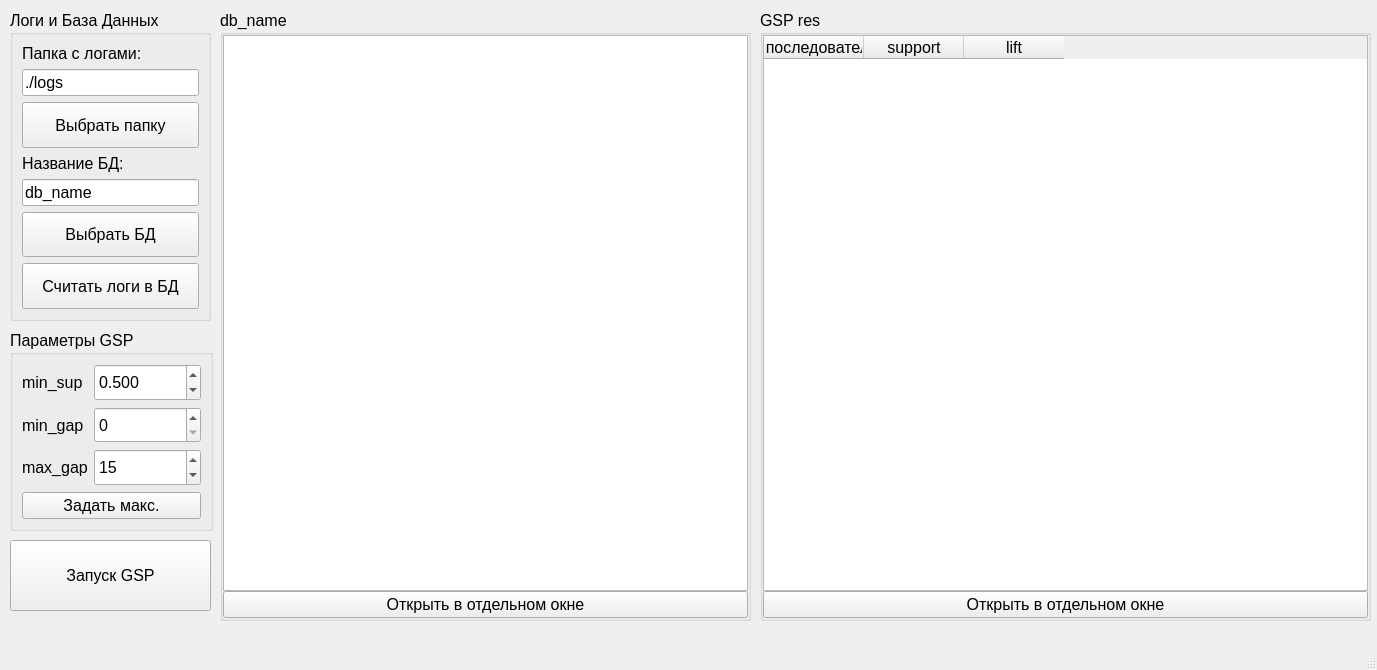
Qt form GSP_adapt/MainWindow.ui (Inlucker/GSP) before a commit.
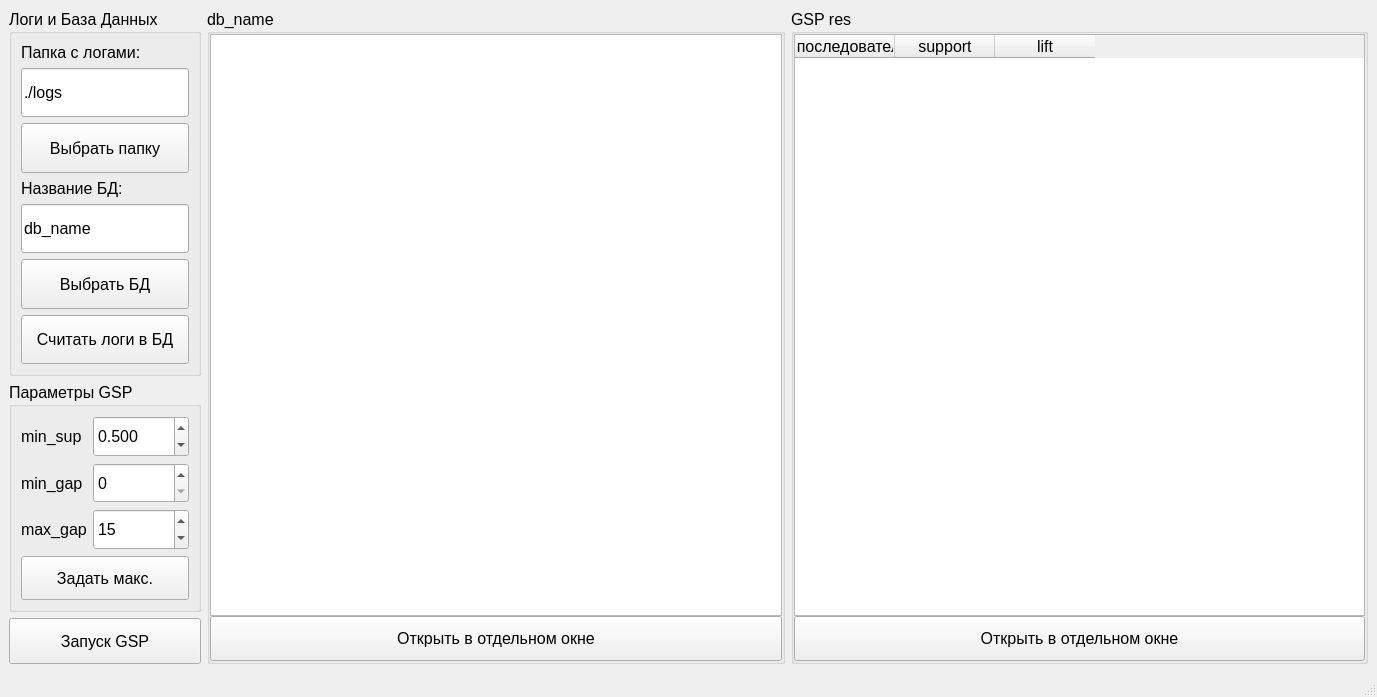
The same form after that commit.

Commit message: managed layouts fo UI

```diff
--- a/GSP_adapt/MainWindow.ui
+++ b/GSP_adapt/MainWindow.ui
@@ -7,7 +7,7 @@
     <x>0</x>
     <y>0</y>
     <width>1377</width>
-    <height>670</height>
+    <height>697</height>
    </rect>
   </property>
   <property name="font">
@@ -19,19 +19,157 @@
    <string>MainWindow</string>
   </property>
   <widget class="QWidget" name="centralwidget">
+   <layout class="QHBoxLayout" name="horizontalLayout" stretch="1,3,3">
+    <item>
+     <layout class="QVBoxLayout" name="verticalLayout_5" stretch="8,5,1">
+      <item>
+       <widget class="QGroupBox" name="groupBox_2">
+        <property name="sizePolicy">
+         <sizepolicy hsizetype="Expanding" vsizetype="Expanding">
+          <horstretch>0</horstretch>
+          <verstretch>0</verstretch>
+         </sizepolicy>
+        </property>
+        <property name="title">
+         <string>Логи и База Данных</string>
+        </property>
+        <layout class="QVBoxLayout" name="verticalLayout" stretch="0,1,1,0,1,1,1">
+         <item>
+          <widget class="QLabel" name="dir_name_label">
+           <property name="sizePolicy">
+            <sizepolicy hsizetype="Expanding" vsizetype="Minimum">
+             <horstretch>0</horstretch>
+             <verstretch>0</verstretch>
+            </sizepolicy>
+           </property>
+           <property name="text">
+            <string>Папка с логами:</string>
+           </property>
+          </widget>
+         </item>
+         <item>
+          <widget class="QLineEdit" name="dir_name_lineEdit">
+           <property name="sizePolicy">
+            <sizepolicy hsizetype="Expanding" vsizetype="Minimum">
+             <horstretch>0</horstretch>
+             <verstretch>0</verstretch>
+            </sizepolicy>
+           </property>
+           <property name="minimumSize">
+            <size>
+             <width>0</width>
+             <height>40</height>
+            </size>
+           </property>
+           <property name="text">
+            <string>./logs</string>
+           </property>
+          </widget>
+         </item>
+         <item>
+          <widget class="QPushButton" name="dir_choose_pushButton">
+           <property name="sizePolicy">
+            <sizepolicy hsizetype="Expanding" vsizetype="Expanding">
+             <horstretch>0</horstretch>
+             <verstretch>0</verstretch>
+            </sizepolicy>
+           </property>
+           <property name="minimumSize">
+            <size>
+             <width>0</width>
+             <height>40</height>
+            </size>
+           </property>
+           <property name="text">
+            <string>Выбрать папку</string>
+           </property>
+          </widget>
+         </item>
+         <item>
+          <widget class="QLabel" name="db_label">
+           <property name="sizePolicy">
+            <sizepolicy hsizetype="Expanding" vsizetype="Minimum">
+             <horstretch>0</horstretch>
+             <verstretch>0</verstretch>
+            </sizepolicy>
+           </property>
+           <property name="text">
+            <string>Название БД:</string>
+           </property>
+          </widget>
+         </item>
+         <item>
+          <widget class="QLineEdit" name="db_lineEdit">
+           <property name="sizePolicy">
+            <sizepolicy hsizetype="Expanding" vsizetype="Minimum">
+             <horstretch>0</horstretch>
+             <verstretch>0</verstretch>
+            </sizepolicy>
+           </property>
+           <property name="minimumSize">
+            <size>
+             <width>0</width>
+             <height>40</height>
+            </size>
+           </property>
+           <property name="text">
+            <string>db_name</string>
+           </property>
+          </widget>
+         </item>
+         <item>
+          <widget class="QPushButton" name="set_db_pushButton">
+           <property name="sizePolicy">
+            <sizepolicy hsizetype="Expanding" vsizetype="Expanding">
+             <horstretch>0</horstretch>
+             <verstretch>0</verstretch>
+            </sizepolicy>
+           </property>
+           <property name="minimumSize">
+            <size>
+             <width>0</width>
+             <height>40</height>
+            </size>
+           </property>
+           <property name="text">
+            <string>Выбрать БД</string>
+           </property>
+          </widget>
+         </item>
+         <item>
+          <widget class="QPushButton" name="read_logs_pushButton">
+           <property name="sizePolicy">
+            <sizepolicy hsizetype="Expanding" vsizetype="Expanding">
+             <horstretch>0</horstretch>
+             <verstretch>0</verstretch>
+            </sizepolicy>
+           </property>
+           <property name="minimumSize">
+            <size>
+             <width>0</width>
+             <height>40</height>
+            </size>
+           </property>
+           <property name="text">
+            <string>Считать логи в БД</string>
+           </property>
+          </widget>
+         </item>
+        </layout>
+       </widget>
+      </item>
+      <item>
    <widget class="QGroupBox" name="groupBox">
-    <property name="geometry">
-     <rect>
-      <x>10</x>
-      <y>330</y>
-      <width>203</width>
-      <height>201</height>
-     </rect>
+        <property name="sizePolicy">
+         <sizepolicy hsizetype="Expanding" vsizetype="Expanding">
+          <horstretch>0</horstretch>
+          <verstretch>0</verstretch>
+         </sizepolicy>
     </property>
     <property name="title">
      <string>Параметры GSP</string>
     </property>
-    <layout class="QVBoxLayout" name="verticalLayout_4">
+        <layout class="QVBoxLayout" name="verticalLayout_4" stretch="3,1">
      <item>
       <layout class="QGridLayout" name="gridLayout">
        <item row="0" column="0">
@@ -55,6 +193,12 @@
            <verstretch>0</verstretch>
           </sizepolicy>
          </property>
+             <property name="minimumSize">
+              <size>
+               <width>0</width>
+               <height>40</height>
+              </size>
+             </property>
          <property name="decimals">
           <number>3</number>
          </property>
@@ -90,6 +234,12 @@
            <verstretch>0</verstretch>
           </sizepolicy>
          </property>
+             <property name="minimumSize">
+              <size>
+               <width>0</width>
+               <height>40</height>
+              </size>
+             </property>
          <property name="maximum">
           <number>2147483647</number>
          </property>
@@ -116,6 +266,12 @@
            <verstretch>0</verstretch>
           </sizepolicy>
          </property>
+             <property name="minimumSize">
+              <size>
+               <width>0</width>
+               <height>40</height>
+              </size>
+             </property>
          <property name="maximum">
           <number>2147483647</number>
          </property>
@@ -128,6 +284,18 @@
      </item>
      <item>
       <widget class="QPushButton" name="max_gap_pushButton">
+           <property name="sizePolicy">
+            <sizepolicy hsizetype="Minimum" vsizetype="Expanding">
+             <horstretch>0</horstretch>
+             <verstretch>0</verstretch>
+            </sizepolicy>
+           </property>
+           <property name="minimumSize">
+            <size>
+             <width>0</width>
+             <height>40</height>
+            </size>
+           </property>
        <property name="text">
         <string>Задать макс.</string>
        </property>
@@ -135,125 +303,34 @@
      </item>
     </layout>
    </widget>
-   <widget class="QGroupBox" name="groupBox_2">
-    <property name="geometry">
-     <rect>
-      <x>10</x>
-      <y>10</y>
-      <width>201</width>
-      <height>311</height>
-     </rect>
-    </property>
-    <property name="title">
-     <string>Логи и База Данных</string>
-    </property>
-    <layout class="QVBoxLayout" name="verticalLayout">
-     <item>
-      <widget class="QLabel" name="dir_name_label">
-       <property name="sizePolicy">
-        <sizepolicy hsizetype="Expanding" vsizetype="Minimum">
-         <horstretch>0</horstretch>
-         <verstretch>0</verstretch>
-        </sizepolicy>
-       </property>
-       <property name="text">
-        <string>Папка с логами:</string>
-       </property>
-      </widget>
      </item>
      <item>
-      <widget class="QLineEdit" name="dir_name_lineEdit">
+       <widget class="QPushButton" name="gsp_pushButton">
        <property name="sizePolicy">
-        <sizepolicy hsizetype="Expanding" vsizetype="Minimum">
+         <sizepolicy hsizetype="Minimum" vsizetype="Expanding">
          <horstretch>0</horstretch>
          <verstretch>0</verstretch>
         </sizepolicy>
        </property>
-       <property name="text">
-        <string>./logs</string>
-       </property>
-      </widget>
-     </item>
-     <item>
-      <widget class="QPushButton" name="dir_choose_pushButton">
-       <property name="sizePolicy">
-        <sizepolicy hsizetype="Expanding" vsizetype="Expanding">
-         <horstretch>0</horstretch>
-         <verstretch>0</verstretch>
-        </sizepolicy>
-       </property>
+        <property name="minimumSize">
+         <size>
+          <width>0</width>
+          <height>40</height>
+         </size>
+        </property>
        <property name="text">
-        <string>Выбрать папку</string>
-       </property>
-      </widget>
-     </item>
-     <item>
-      <widget class="QLabel" name="db_label">
-       <property name="sizePolicy">
-        <sizepolicy hsizetype="Expanding" vsizetype="Minimum">
-         <horstretch>0</horstretch>
-         <verstretch>0</verstretch>
-        </sizepolicy>
-       </property>
-       <property name="text">
-        <string>Название БД:</string>
-       </property>
-      </widget>
-     </item>
-     <item>
-      <widget class="QLineEdit" name="db_lineEdit">
-       <property name="sizePolicy">
-        <sizepolicy hsizetype="Expanding" vsizetype="Minimum">
-         <horstretch>0</horstretch>
-         <verstretch>0</verstretch>
-        </sizepolicy>
-       </property>
-       <property name="text">
-        <string>db_name</string>
-       </property>
-      </widget>
-     </item>
-     <item>
-      <widget class="QPushButton" name="set_db_pushButton">
-       <property name="sizePolicy">
-        <sizepolicy hsizetype="Expanding" vsizetype="Expanding">
-         <horstretch>0</horstretch>
-         <verstretch>0</verstretch>
-        </sizepolicy>
-       </property>
-       <property name="text">
-        <string>Выбрать БД</string>
-       </property>
-      </widget>
-     </item>
-     <item>
-      <widget class="QPushButton" name="read_logs_pushButton">
-       <property name="sizePolicy">
-        <sizepolicy hsizetype="Expanding" vsizetype="Expanding">
-         <horstretch>0</horstretch>
-         <verstretch>0</verstretch>
-        </sizepolicy>
-       </property>
-       <property name="text">
-        <string>Считать логи в БД</string>
+         <string>Запуск GSP</string>
        </property>
       </widget>
      </item>
     </layout>
-   </widget>
+    </item>
+    <item>
    <widget class="QGroupBox" name="db_groupBox">
-    <property name="geometry">
-     <rect>
-      <x>220</x>
-      <y>10</y>
-      <width>531</width>
-      <height>611</height>
-     </rect>
-    </property>
     <property name="title">
      <string>db_name</string>
     </property>
-    <layout class="QVBoxLayout" name="verticalLayout_2">
+      <layout class="QVBoxLayout" name="verticalLayout_2" stretch="13,1">
      <property name="spacing">
       <number>0</number>
      </property>
@@ -274,6 +351,18 @@
      </item>
      <item>
       <widget class="QPushButton" name="open_db_pushButton">
+         <property name="sizePolicy">
+          <sizepolicy hsizetype="Minimum" vsizetype="Expanding">
+           <horstretch>0</horstretch>
+           <verstretch>0</verstretch>
+          </sizepolicy>
+         </property>
+         <property name="minimumSize">
+          <size>
+           <width>0</width>
+           <height>40</height>
+          </size>
+         </property>
        <property name="text">
         <string>Открыть в отдельном окне</string>
        </property>
@@ -281,32 +370,13 @@
      </item>
     </layout>
    </widget>
-   <widget class="QPushButton" name="gsp_pushButton">
-    <property name="geometry">
-     <rect>
-      <x>10</x>
-      <y>540</y>
-      <width>201</width>
-      <height>71</height>
-     </rect>
-    </property>
-    <property name="text">
-     <string>Запуск GSP</string>
-    </property>
-   </widget>
+    </item>
+    <item>
    <widget class="QGroupBox" name="groupBox_3">
-    <property name="geometry">
-     <rect>
-      <x>760</x>
-      <y>10</y>
-      <width>611</width>
-      <height>611</height>
-     </rect>
-    </property>
     <property name="title">
      <string>GSP res</string>
     </property>
-    <layout class="QVBoxLayout" name="verticalLayout_3">
+      <layout class="QVBoxLayout" name="verticalLayout_3" stretch="13,1">
      <property name="spacing">
       <number>0</number>
      </property>
@@ -343,6 +413,18 @@
      </item>
      <item>
       <widget class="QPushButton" name="open_res_pushButton">
+         <property name="sizePolicy">
+          <sizepolicy hsizetype="Minimum" vsizetype="Expanding">
+           <horstretch>0</horstretch>
+           <verstretch>0</verstretch>
+          </sizepolicy>
+         </property>
+         <property name="minimumSize">
+          <size>
+           <width>0</width>
+           <height>40</height>
+          </size>
+         </property>
        <property name="text">
         <string>Открыть в отдельном окне</string>
        </property>
@@ -350,6 +432,8 @@
      </item>
     </layout>
    </widget>
+    </item>
+   </layout>
   </widget>
   <widget class="QMenuBar" name="menubar">
    <property name="geometry">
```
Lines whose indentation alone changed are shown as unchanged. The commit also changes 1 other file.
